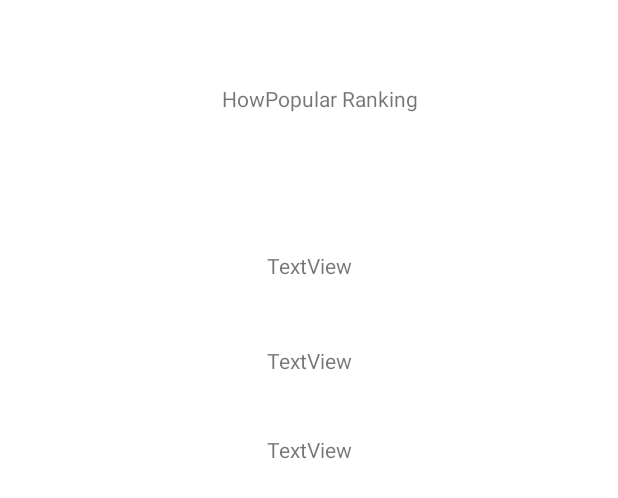
After one commit to AaronFortG/HigherAndLower, an Android app: the layout activity_ranking.xml on its own in the app's theme, with its tools: preview values and no code run, on a phone screen of 412 x 824 dp. The commit adds this screen. Shown: the top 498 px of the screen. Run offline under Robolectric (Android 15) with nearby library versions, the phone set to English and light mode, and no system bars.

Commit message:
Afegida l'activitat del Ranking i acabada l'activitat de Log In.

```diff
--- a/app/src/main/res/layout/activity_gameover.xml
+++ /dev/null
@@ -1,6 +0,0 @@
-<?xml version="1.0" encoding="utf-8"?>
-<androidx.constraintlayout.widget.ConstraintLayout xmlns:android="http://schemas.android.com/apk/res/android"
-    android:layout_width="match_parent"
-    android:layout_height="match_parent">
-
-</androidx.constraintlayout.widget.ConstraintLayout>
--- /dev/null
+++ b/app/src/main/res/layout/activity_ranking.xml
@@ -0,0 +1,50 @@
+<?xml version="1.0" encoding="utf-8"?>
+<androidx.constraintlayout.widget.ConstraintLayout xmlns:android="http://schemas.android.com/apk/res/android"
+    xmlns:app="http://schemas.android.com/apk/res-auto"
+    xmlns:tools="http://schemas.android.com/tools"
+    android:layout_width="match_parent"
+    android:layout_height="match_parent">
+
+    <TextView
+        android:id="@+id/tvPointsObtained"
+        android:layout_width="wrap_content"
+        android:layout_height="wrap_content"
+        android:layout_marginTop="56dp"
+        android:text="@string/rankingTitle"
+        app:layout_constraintEnd_toEndOf="parent"
+        app:layout_constraintHorizontal_bias="0.526"
+        app:layout_constraintStart_toStartOf="parent"
+        app:layout_constraintTop_toTopOf="parent" />
+
+    <TextView
+        android:id="@+id/tvRanking1"
+        android:layout_width="wrap_content"
+        android:layout_height="wrap_content"
+        android:layout_marginTop="92dp"
+        android:text="TextView"
+        app:layout_constraintEnd_toEndOf="parent"
+        app:layout_constraintStart_toStartOf="parent"
+        app:layout_constraintTop_toBottomOf="@+id/tvPointsObtained" />
+
+    <TextView
+        android:id="@+id/tvRanking2"
+        android:layout_width="wrap_content"
+        android:layout_height="wrap_content"
+        android:layout_marginTop="44dp"
+        android:text="TextView"
+        app:layout_constraintEnd_toEndOf="parent"
+        app:layout_constraintHorizontal_bias="0.501"
+        app:layout_constraintStart_toStartOf="parent"
+        app:layout_constraintTop_toBottomOf="@+id/tvRanking1" />
+
+    <TextView
+        android:id="@+id/tvRanking3"
+        android:layout_width="wrap_content"
+        android:layout_height="wrap_content"
+        android:layout_marginTop="40dp"
+        android:text="TextView"
+        app:layout_constraintEnd_toEndOf="parent"
+        app:layout_constraintHorizontal_bias="0.501"
+        app:layout_constraintStart_toStartOf="parent"
+        app:layout_constraintTop_toBottomOf="@+id/tvRanking2" />
+</androidx.constraintlayout.widget.ConstraintLayout>
--- a/app/src/main/res/values/strings.xml
+++ b/app/src/main/res/values/strings.xml
@@ -11,4 +11,8 @@
     <string name="lowerButton">LOWER</string>
     <string name="correctAnswers">correct</string>
 
+    <string name="rankingTitle">HowPopular Ranking</string>
+    <string name="rankingEmpty">Not played yet</string>
+    <string name="rankingSeparator">-</string>
+    <string name="rankingPoints">points</string>
 </resources>
```
Also changed, not shown: app/src/main/java/com/example/howpopular/application/GameActivity.java (+11 -3 lines), app/src/main/java/com/example/howpopular/application/LoginActivity.java (+8 -7 lines), app/src/main/java/com/example/howpopular/application/MainActivity.java (+49 -0 lines), app/src/main/java/com/example/howpopular/application/RankingActivity.java (+53 -0 lines), app/src/main/java/com/example/howpopular/entities/User.java (+7 -1 lines).
